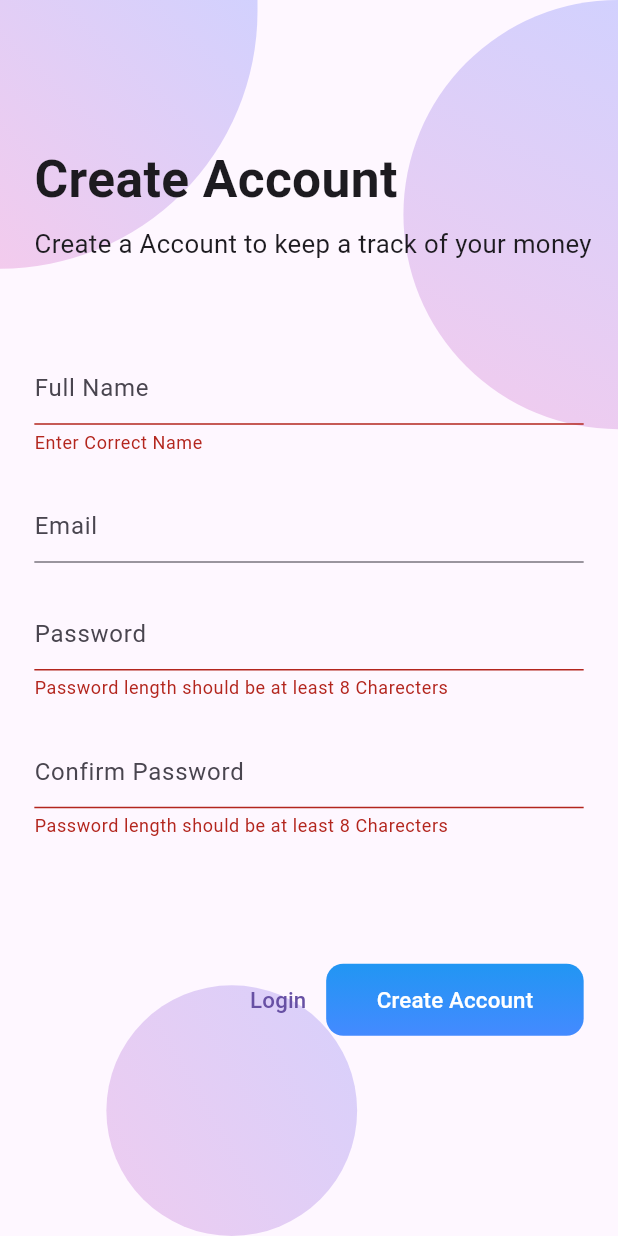
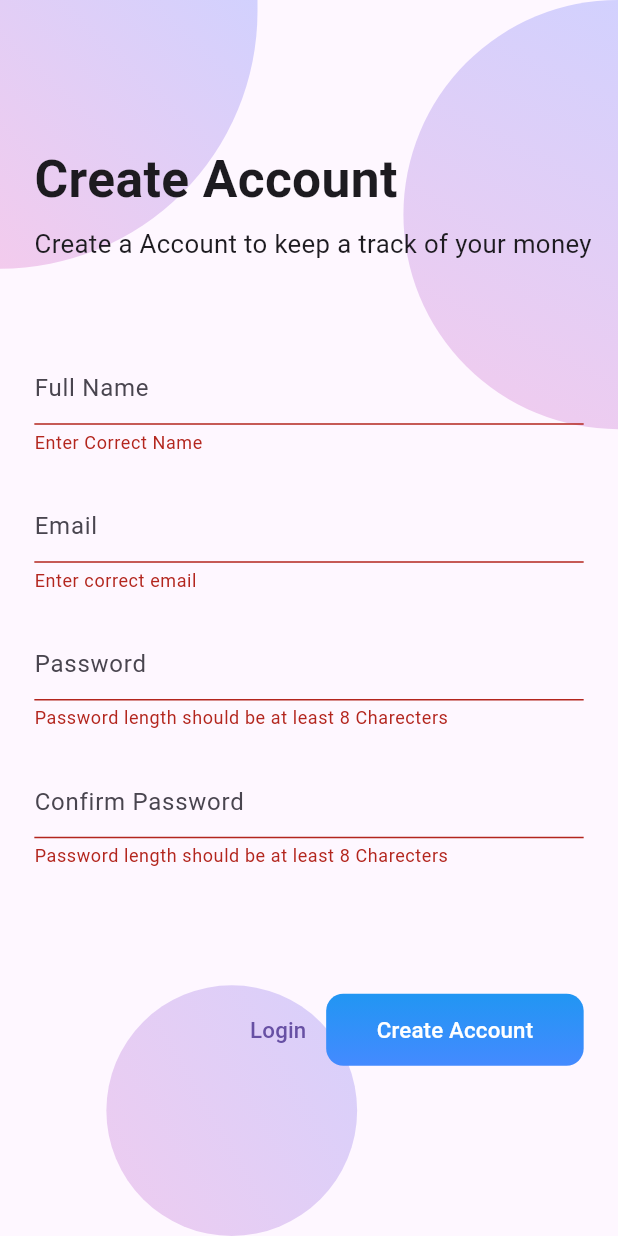
Before and after one commit to justaman045/spendwise, a Flutter app: the SignUp screen opened by its route, after a tap on "Login", after a tap on "SignUp", after a tap on "Create Account", on a phone screen of 412 x 824 dp. Run offline on Flutter 3.47's test engine with Material 3 defaults, Android fonts, the phone set to English and light mode, and no system bars; our stand-ins replace countup, firebase_auth, firebase_core, flutter_screenutil, get, permission_handler and 1 more; missing offline and left inert: flutter_sms_inbox; accounts and stored records are empty.

Commit message:
Updated signup.dart

```diff
--- a/lib/Screens/signup.dart
+++ b/lib/Screens/signup.dart
@@ -147,10 +147,14 @@
                         child: TextFormField(
                           controller: emailEditingController,
                           validator: (value) {
-                            if (!value!.contains("@") && value.contains(".")) {
+                            if (!value!.contains("@")) {
                               return "Enter correct email";
+                            } else if (RegExp(
+                                    r"^[a-zA-Z0-9.a-zA-Z0-9.!#$%&'*+-/=?^_`{|}~]+@[a-zA-Z0-9]+\.[a-zA-Z]+")
+                                .hasMatch(emailEditingController.text)) {
+                              return null;
                             }
-                            return null;
+                            return "Please Enter correct Email ID";
                           },
                           decoration: const InputDecoration(
                             hintText: "Email",
--- a/pubspec.yaml
+++ b/pubspec.yaml
@@ -40,12 +40,12 @@
   flutter_screenutil: ^5.9.0
   firebase_core: ^2.30.1
   firebase_auth: ^4.19.4
-  cloud_firestore: ^4.17.2
 
 
   # The following adds the Cupertino Icons font to your application.
   # Use with the CupertinoIcons class for iOS style icons.
   cupertino_icons: ^1.0.6
+  cloud_firestore: ^4.17.2
 
 dev_dependencies:
   flutter_test:
```
